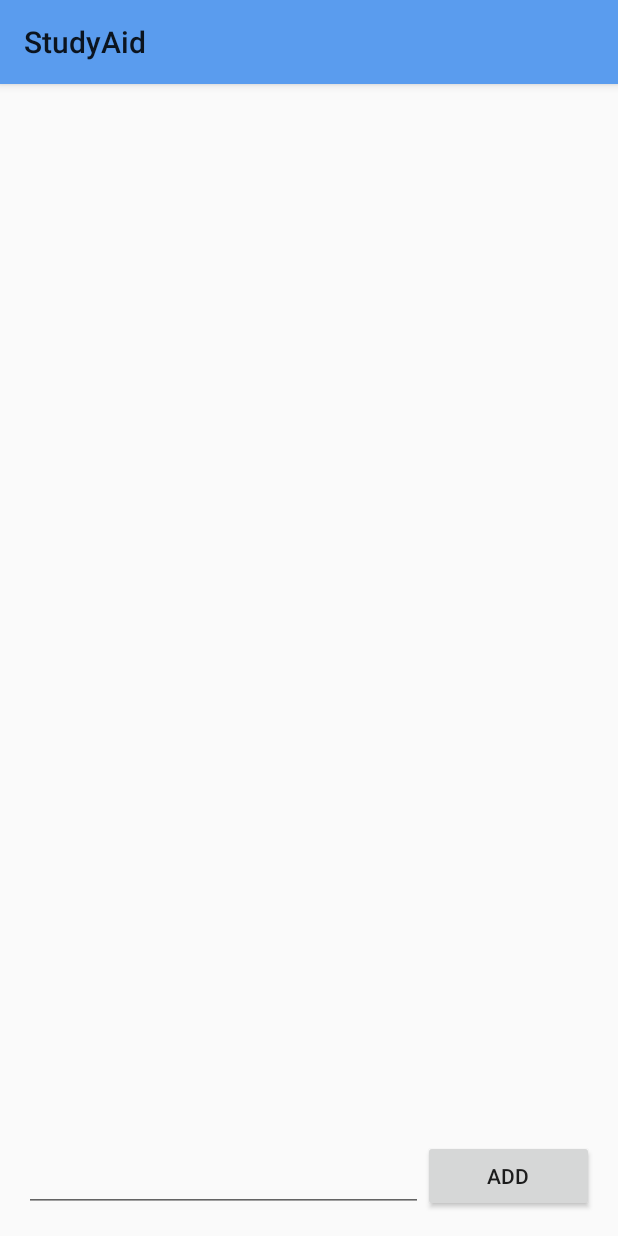
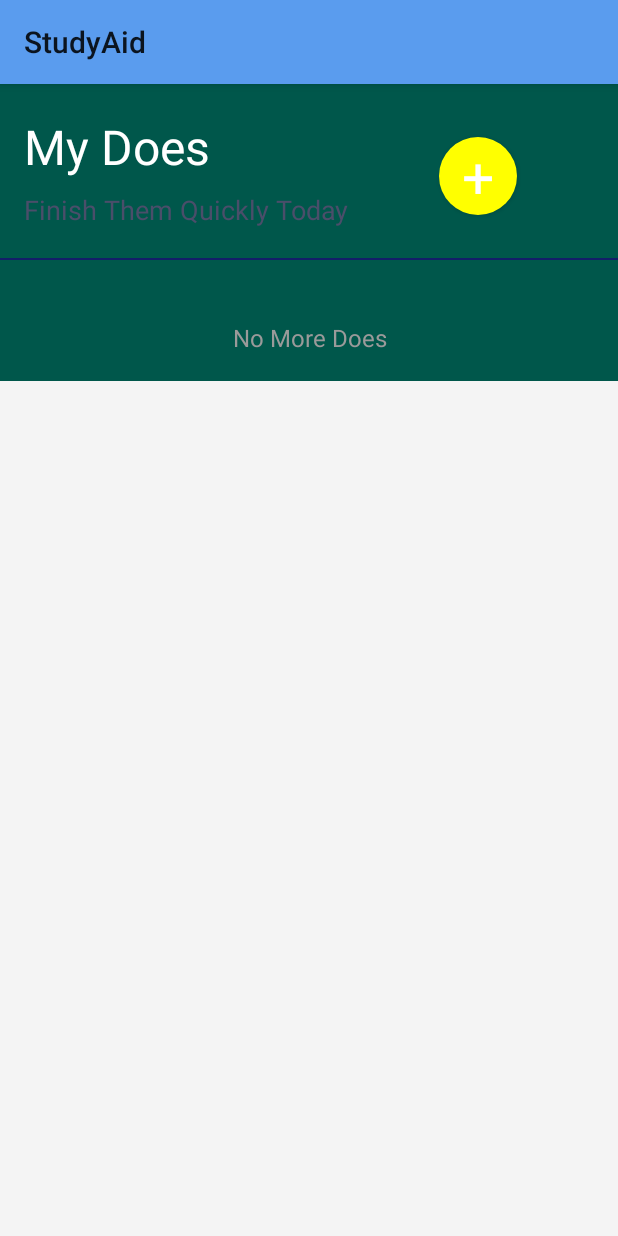
Before and after one commit to FranciscaMasombo/FYP, an Android app: the ToDo_Activity screen opened directly, with no data from a screen before it, on a phone screen of 412 x 824 dp. Run offline under Robolectric (Android 15) with nearby library versions, the phone set to English and light mode, and no system bars; our stand-ins replace Firebase (no records; nobody signed in at launch, a user with empty details on screens opened directly); 6 statements that could not run were skipped.

```diff
--- a/app/build.gradle
+++ b/app/build.gradle
@@ -28,7 +28,7 @@ dependencies {
     implementation 'com.android.support.constraint:constraint-layout:1.1.3'
     implementation 'com.google.firebase:firebase-database:16.1.0'
     implementation 'com.google.firebase:firebase-storage:16.1.0'
-    implementation 'com.google.firebase:firebase-auth:16.2.0'
+    implementation 'com.google.firebase:firebase-auth:16.2.1'
     implementation 'com.android.support:support-annotations:28.0.0'
     implementation fileTree(include: ['*.jar'], dir: 'libs')
     implementation 'com.android.support:appcompat-v7:28.0.0'
--- a/app/src/main/java/ie/fran/fyp/Dashboard.java
+++ b/app/src/main/java/ie/fran/fyp/Dashboard.java
@@ -15,6 +15,7 @@ import android.widget.RelativeLayout;
 
 import ie.fran.fyp.Focus_On.Focus_On_Activity;
 import ie.fran.fyp.Notes.Note_Activity;
+import ie.fran.fyp.ToDo.ToDo_Activity;
 
 public class Dashboard extends AppCompatActivity
         implements NavigationView.OnNavigationItemSelectedListener {
--- /dev/null
+++ b/app/src/main/java/ie/fran/fyp/Focus_On/Block_All_Notification.java
@@ -0,0 +1,13 @@
+package ie.fran.fyp.Focus_On;
+
+import android.app.Service;
+import android.content.Intent;
+import android.os.IBinder;
+
+public class Block_All_Notification extends Service {
+   // @androidx.annotation.Nullable
+    @Override
+    public IBinder onBind(Intent intent) {
+        return null;
+    }
+}
--- /dev/null
+++ b/app/src/main/java/ie/fran/fyp/Focus_On/services/AppBlockerService.java
@@ -0,0 +1,31 @@
+package ie.fran.fyp.Focus_On.services;
+import android.app.Service;
+import android.content.Intent;
+import android.os.IBinder;
+import android.support.annotation.Nullable;
+import android.widget.Toast;
+
+
+public class AppBlockerService extends Service {
+
+
+    @Nullable
+    @Override
+    public IBinder onBind(Intent intent) {
+        return null;
+    }
+
+    @Override
+    public int onStartCommand(Intent intent, int flags, int startId) {
+        Toast.makeText(this, "Service Started", Toast.LENGTH_LONG).show();
+        return Service.START_STICKY;
+    }
+
+
+    @Override
+    public void onCreate() {
+        super.onCreate();
+
+    }
+
+}
--- /dev/null
+++ b/app/src/main/java/ie/fran/fyp/Focus_On/services/KhanAcademyActivity.java
@@ -0,0 +1,22 @@
+package ie.fran.fyp.Focus_On.services;
+
+import android.app.Activity;
+import android.content.Intent;
+import android.net.Uri;
+import android.os.Bundle;
+
+public class KhanAcademyActivity extends Activity {
+
+    @Override
+    protected void onCreate(Bundle savedInstanceState) {
+        super.onCreate(savedInstanceState);
+        init();
+    }
+
+    public void init() {
+        String url = "http://www.khanacademy.com";
+        Intent i = new Intent(Intent.ACTION_VIEW);
+        i.setData(Uri.parse(url));
+        startActivity(i);
+    }
+}
--- /dev/null
+++ b/app/src/main/java/ie/fran/fyp/Focus_On/services/ServiceStarterApplication.java
@@ -0,0 +1,12 @@
+package ie.fran.fyp.Focus_On.services;
+
+import android.app.Application;
+import android.content.Intent;
+public class ServiceStarterApplication extends Application{
+
+    @Override
+    public void onCreate() {
+        super.onCreate();
+        startService(new Intent(this, AppBlockerService.class));
+    }
+}
--- /dev/null
+++ b/app/src/main/java/ie/fran/fyp/ToDo/ToDo_Activity.java
@@ -0,0 +1,94 @@
+package ie.fran.fyp.ToDo;
+
+import android.content.Intent;
+import android.graphics.Typeface;
+import android.os.Bundle;
+import android.support.v7.app.AppCompatActivity;
+import android.support.v7.widget.LinearLayoutManager;
+import android.support.v7.widget.RecyclerView;
+import android.view.View;
+import android.widget.Button;
+import android.widget.TextView;
+import android.widget.Toast;
+
+import com.google.firebase.database.DataSnapshot;
+import com.google.firebase.database.DatabaseError;
+import com.google.firebase.database.DatabaseReference;
+import com.google.firebase.database.FirebaseDatabase;
+import com.google.firebase.database.ValueEventListener;
+
+import java.util.ArrayList;
+
+import ie.fran.fyp.R;
+
+public class ToDo_Activity extends AppCompatActivity {
+
+    TextView titlepage, subtitlepage, endpage;
+    Button btnAddNew;
+
+    DatabaseReference reference;
+    RecyclerView ourdoes;
+    ArrayList<MyDoes> list;
+    DoesAdapter doesAdapter;
+
+    @Override
+    protected void onCreate(Bundle savedInstanceState) {
+        super.onCreate(savedInstanceState);
+        setContentView(R.layout.activity_to_do_);
+
+        titlepage = findViewById(R.id.titlepage);
+        subtitlepage = findViewById(R.id.subtitlepage);
+        endpage = findViewById(R.id.endpage);
+
+        btnAddNew = findViewById(R.id.btnAddNew);
+
+        // import font
+        Typeface MLight = Typeface.createFromAsset(getAssets(), "fonts/ML.ttf");
+        Typeface MMedium = Typeface.createFromAsset(getAssets(), "fonts/MM.ttf");
+
+        // customize font
+        titlepage.setTypeface(MMedium);
+        subtitlepage.setTypeface(MLight);
+        endpage.setTypeface(MLight);
+
+        btnAddNew.setTypeface(MLight);
+
+        btnAddNew.setOnClickListener(new View.OnClickListener() {
+            @Override
+            public void onClick(View v) {
+                Intent a = new Intent(ToDo_Activity.this,NewTaskAct.class);
+                startActivity(a);
+            }
+        });
+
+
+        // working with data
+        ourdoes = findViewById(R.id.ourdoes);
+        ourdoes.setLayoutManager(new LinearLayoutManager(this));
+        list = new ArrayList<MyDoes>();
+
+        // get data from firebase
+        reference = FirebaseDatabase.getInstance().getReference().child("DoesApp");
+        reference.addValueEventListener(new ValueEventListener() {
+            @Override
+            public void onDataChange(DataSnapshot dataSnapshot) {
+                // set code to retrive data and replace layout
+                for(DataSnapshot dataSnapshot1: dataSnapshot.getChildren())
+                {
+                    MyDoes p = dataSnapshot1.getValue(MyDoes.class);
+                    list.add(p);
+                }
+                doesAdapter = new DoesAdapter(ToDo_Activity.this, list);
+                ourdoes.setAdapter(doesAdapter);
+                doesAdapter.notifyDataSetChanged();
+            }
+
+            @Override
+            public void onCancelled(DatabaseError databaseError) {
+                // set code to show an error
+                Toast.makeText(getApplicationContext(), "No Data", Toast.LENGTH_SHORT).show();
+            }
+        });
+
+    }
+}
--- a/app/src/main/java/ie/fran/fyp/ToDo_Activity.java
+++ /dev/null
@@ -1,13 +0,0 @@
-package ie.fran.fyp;
-
-import android.os.Bundle;
-import android.support.v7.app.AppCompatActivity;
-
-public class ToDo_Activity extends AppCompatActivity {
-
-    @Override
-    protected void onCreate(Bundle savedInstanceState) {
-        super.onCreate(savedInstanceState);
-        setContentView(R.layout.activity_to_do_);
-    }
-}
--- a/app/src/main/java/ie/fran/fyp/services/AppBlockerService.java
+++ /dev/null
@@ -1,31 +0,0 @@
-package ie.fran.fyp.services;
-import android.app.Service;
-import android.content.Intent;
-import android.os.IBinder;
-import android.support.annotation.Nullable;
-import android.widget.Toast;
-
-
-public class AppBlockerService extends Service {
-
-
-    @Nullable
-    @Override
-    public IBinder onBind(Intent intent) {
-        return null;
-    }
-
-    @Override
-    public int onStartCommand(Intent intent, int flags, int startId) {
-        Toast.makeText(this, "Service Started", Toast.LENGTH_LONG).show();
-        return Service.START_STICKY;
-    }
-
-
-    @Override
-    public void onCreate() {
-        super.onCreate();
-
-    }
-
-}
--- a/app/src/main/java/ie/fran/fyp/services/KhanAcademyActivity.java
+++ /dev/null
@@ -1,22 +0,0 @@
-package ie.fran.fyp.services;
-
-import android.app.Activity;
-import android.content.Intent;
-import android.net.Uri;
-import android.os.Bundle;
-
-public class KhanAcademyActivity extends Activity {
-
-    @Override
-    protected void onCreate(Bundle savedInstanceState) {
-        super.onCreate(savedInstanceState);
-        init();
-    }
-
-    public void init() {
-        String url = "http://www.khanacademy.com";
-        Intent i = new Intent(Intent.ACTION_VIEW);
-        i.setData(Uri.parse(url));
-        startActivity(i);
-    }
-}
--- a/app/src/main/java/ie/fran/fyp/services/ServiceStarterApplication.java
+++ /dev/null
@@ -1,12 +0,0 @@
-package ie.fran.fyp.services;
-
-import android.app.Application;
-import android.content.Intent;
-public class ServiceStarterApplication extends Application{
-
-    @Override
-    public void onCreate() {
-        super.onCreate();
-        startService(new Intent(this, AppBlockerService.class));
-    }
-}
--- a/app/src/main/res/drawable/bgbtnnew.xml
+++ b/app/src/main/res/drawable/bgbtnnew.xml
@@ -2,7 +2,7 @@
 <shape xmlns:android="http://schemas.android.com/apk/res/android">
 
     <solid
-        android:color="#F63EA5"
+        android:color="#ffff00"
         />
 
     <corners
--- a/app/src/main/res/layout/activity_planner.xml
+++ b/app/src/main/res/layout/activity_planner.xml
@@ -4,7 +4,7 @@
     xmlns:tools="http://schemas.android.com/tools"
     android:layout_width="match_parent"
     android:layout_height="match_parent"
-    android:background="#F4F4F4"
+    android:background="#fff8e1"
     tools:context=".Planner_Activity">
 
     <LinearLayout
--- a/app/src/main/res/layout/activity_to_do_.xml
+++ b/app/src/main/res/layout/activity_to_do_.xml
@@ -1,43 +1,93 @@
 <?xml version="1.0" encoding="utf-8"?>
-<RelativeLayout xmlns:android="http://schemas.android.com/apk/res/android"
+<LinearLayout
+    android:orientation="vertical"
+    xmlns:android="http://schemas.android.com/apk/res/android"
+    xmlns:app="http://schemas.android.com/apk/res-auto"
     xmlns:tools="http://schemas.android.com/tools"
     android:layout_width="match_parent"
     android:layout_height="match_parent"
-    android:paddingBottom="@dimen/activity_vertical_margin"
-    android:paddingLeft="@dimen/activity_horizontal_margin"
-    android:paddingRight="@dimen/activity_horizontal_margin"
-    android:paddingTop="@dimen/activity_vertical_margin"
-    tools:context=".ToDo_Activity">
-    <android.support.v7.widget.RecyclerView
-        android:id="@+id/task_list"
+    android:background="#F4F4F4"
+    tools:context=".ToDo.ToDo_Activity">
+
+
+    <LinearLayout
+        android:orientation="vertical"
         android:layout_width="match_parent"
-        android:layout_height="match_parent"
-        android:layout_alignParentTop="true"
-        android:layout_above="@+id/add_task_wrapper"
-        android:layout_marginBottom="12dp"
-        android:orientation="vertical"
-        android:scrollbars="none"/>
-    <LinearLayout
-        android:id="@+id/add_task_wrapper"
-        android:layout_width="match_parent"
-        android:layout_height="wrap_content"
-        android:layout_centerHorizontal="true"
-        android:layout_alignParentBottom="true"
-        android:orientation="horizontal">
-        <EditText
-            android:id="@+id/add_task_box"
-            android:layout_width="0dp"
-            android:inputType="text"
-            android:layout_height="match_parent"
-            android:layout_weight="7"/>
-        <Button
-            android:id="@+id/add_task_button"
-            android:layout_width="0dp"
-            android:layout_height="match_parent"
-            android:text="ADD"
-            android:padding="12dp"
-            android:layout_margin="0dp"
-            android:layout_weight="3"/>
+        android:background="@color/colorPrimaryDark"
+        android:layout_height="198dp">
+
+        <LinearLayout
+            android:orientation="horizontal"
+            android:layout_width="match_parent"
+            android:layout_height="wrap_content">
+
+            <LinearLayout
+                android:layout_marginLeft="16dp"
+                android:orientation="vertical"
+                android:layout_width="wrap_content"
+                android:layout_height="wrap_content">
+
+                <TextView
+                    android:id="@+id/titlepage"
+                    android:layout_marginTop="20dp"
+                    android:textSize="32sp"
+                    android:textColor="#FFF"
+                    android:text="My Does"
+                    android:layout_width="match_parent"
+                    android:layout_height="wrap_content" />
+
+                <TextView
+                    android:id="@+id/subtitlepage"
+                    android:textSize="18sp"
+                    android:textColor="#4A4E6A"
+                    android:layout_marginTop="8dp"
+                    android:text="Finish Them Quickly Today"
+                    android:layout_width="match_parent"
+                    android:layout_height="wrap_content" />
+
+            </LinearLayout>
+
+            <Button
+                android:layout_marginTop="35dp"
+                android:layout_marginLeft="60dp"
+                android:id="@+id/btnAddNew"
+                android:text="+"
+                android:background="@drawable/bgbtnnew"
+                android:textSize="38sp"
+                android:textColor="#FFF"
+                android:textAlignment="center"
+                android:layout_width="52dp"
+                android:layout_height="52dp" />
+
+        </LinearLayout>
+
+        <View
+            android:layout_marginTop="20dp"
+            android:layout_width="match_parent"
+            android:background="#131E69"
+            android:layout_height="1dp" />
+
     </LinearLayout>
 
-</RelativeLayout>
+    <android.support.v7.widget.RecyclerView
+        android:id="@+id/ourdoes"
+        android:layout_width="match_parent"
+        android:layout_marginTop="-60dp"
+        android:layout_marginRight="16dp"
+        android:layout_marginLeft="16dp"
+        android:layout_height="wrap_content">
+
+    </android.support.v7.widget.RecyclerView>
+
+    <TextView
+        android:id="@+id/endpage"
+        android:textSize="16sp"
+        android:textColor="#9A9A9A"
+        android:layout_marginTop="20dp"
+        android:text="No More Does"
+        android:textAlignment="center"
+        android:layout_width="match_parent"
+        android:layout_height="wrap_content" />
+
+
+</LinearLayout>
```
Also changed, not shown: app/src/main/AndroidManifest.xml (+10 -11 lines), 1693 other files.
